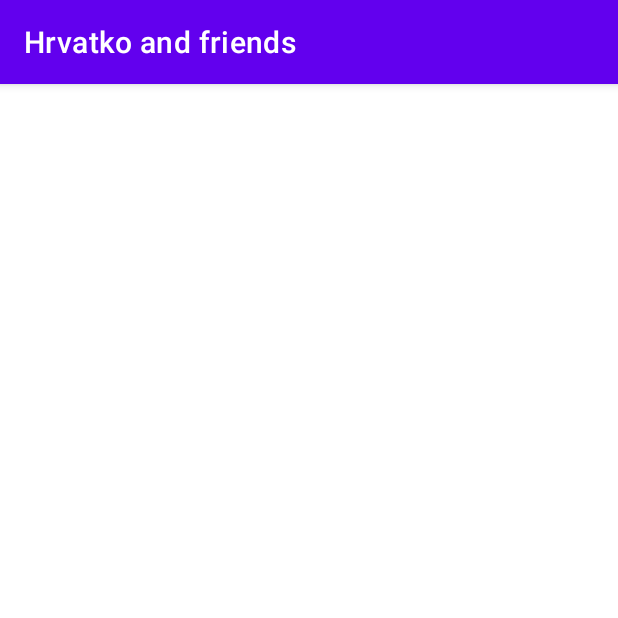
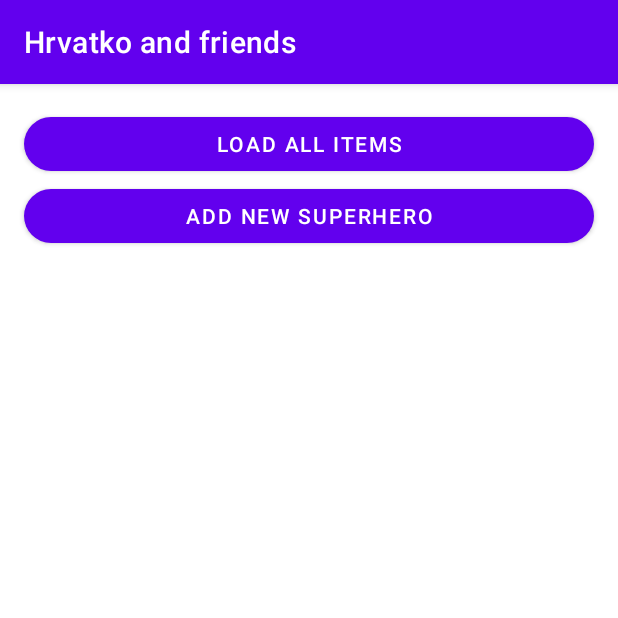
Before and after one commit to infinum-academy/ISA-Android-Intents, an Android app: the SuperherosActivity screen opened directly, with no data from a screen before it, on a phone screen of 412 x 824 dp, the top half of it. Run offline under Robolectric (Android 15) with nearby library versions, the phone set to English and light mode, and no system bars.

Commit message:
Add placeholder views and more todos for the bottom sheet

```diff
--- a/app/src/main/java/com/infinum/isa/playground/lecturethree/ui/SuperherosActivity.kt
+++ b/app/src/main/java/com/infinum/isa/playground/lecturethree/ui/SuperherosActivity.kt
@@ -1,5 +1,7 @@
 package com.infinum.isa.playground.lecturethree.ui
 
+import android.app.Activity
+import android.content.Intent
 import androidx.appcompat.app.AppCompatActivity
 import android.os.Bundle
 import android.widget.Toast
@@ -9,6 +11,13 @@ import com.infinum.isa.playground.databinding.ActivitySuperherosBinding
 import com.infinum.isa.playground.lecturethree.model.Superhero
 
 class SuperherosActivity : AppCompatActivity() {
+
+    companion object {
+
+        fun buildIntent(context: Activity): Intent {
+            return Intent(context, SuperherosActivity::class.java)
+        }
+    }
 
     private val superheros = listOf(
         Superhero("Hrvatko", R.drawable.hrvatko),
@@ -32,5 +41,9 @@ class SuperherosActivity : AppCompatActivity() {
         setContentView(binding.root)
 
         // TODO: Create recycler view with adapter and layout manager
+
+        // TODO: Connect load items button
+
+        // TODO: Connect add superhero button
     }
 }
--- a/app/src/main/java/com/infinum/isa/playground/lecturethree/ui/SuperheroAdapter.kt
+++ b/app/src/main/java/com/infinum/isa/playground/lecturethree/ui/SuperherosAdapter.kt
@@ -1,7 +1,7 @@
 package com.infinum.isa.playground.lecturethree.ui
 
 // TODO: Adapter with items and on click callback as arguments
-class SuperheroAdapter {
+class SuperherosAdapter {
 
     /**
      * Called when RecyclerView needs a new ViewHolder to represent an item.
@@ -18,6 +18,10 @@ class SuperheroAdapter {
      */
     // TODO: On bind view holder
 
+    // TODO: Public fun setItems (with superhero list)
+
+    // TODO: Public fun addItem (with superhero item)
+
     /**
      * Custom-made ViewHolder, used to match the data to the concrete view.
      */
--- a/app/src/main/res/layout/activity_superheros.xml
+++ b/app/src/main/res/layout/activity_superheros.xml
@@ -1,11 +1,33 @@
 <?xml version="1.0" encoding="utf-8"?>
 <LinearLayout
     xmlns:android="http://schemas.android.com/apk/res/android"
+    xmlns:app="http://schemas.android.com/apk/res-auto"
     xmlns:tools="http://schemas.android.com/tools"
     android:layout_width="match_parent"
     android:layout_height="match_parent"
+    android:orientation="vertical"
     tools:context=".lecturethree.ui.SuperherosActivity">
+
+    <com.google.android.material.button.MaterialButton
+        android:id="@+id/loadItemsButton"
+        android:layout_width="match_parent"
+        android:layout_height="wrap_content"
+        android:layout_marginHorizontal="16dp"
+        android:layout_marginTop="16dp"
+        android:text="Load all items"
+        app:cornerRadius="40dp"/>
+
+    <com.google.android.material.button.MaterialButton
+        android:id="@+id/addSuperheroButton"
+        android:layout_width="match_parent"
+        android:layout_height="wrap_content"
+        android:layout_marginHorizontal="16dp"
+        android:layout_marginBottom="16dp"
+        android:text="Add new superhero"
+        app:cornerRadius="40dp"/>
 
     <!-- TODO: Create a RecyclerView  -->
 
+    <!-- TODO: Create empty state text -->
+
 </LinearLayout>
```
Also changed, not shown: app/src/main/java/com/infinum/isa/playground/lectureone/TheOtherActivity.kt (+9 -0 lines), app/src/main/res/layout/activity_the_other.xml (+10 -0 lines), app/src/main/res/layout/dialog_add_superhero.xml (added, +38 -0 lines), app/src/main/res/layout/view_superhero_item.xml (+13 -9 lines), app/src/main/res/drawable/ic_placeholder.webp (added).
